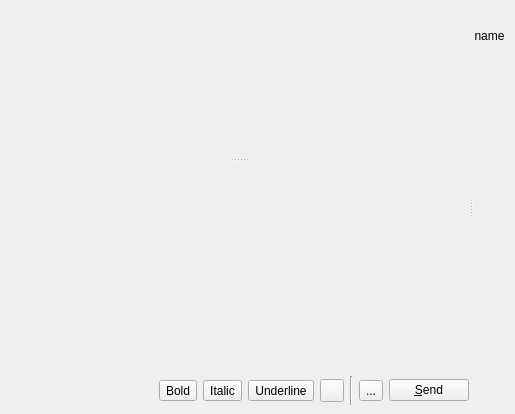
Old version of the form widgets/chatwidget.ui in the repository xmpp-graveyard/jabbim.
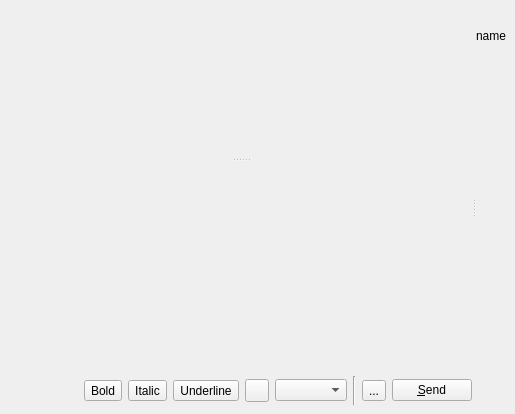
New version of the form. Icons and pictures are not drawn.

Commit message: xhtml -> fontSize

Patch:
```diff
--- a/widgets/chatwidget.ui
+++ b/widgets/chatwidget.ui
@@ -170,6 +170,9 @@
             </property>
            </widget>
           </item>
+          <item>
+           <widget class="QComboBox" name="fontSize" />
+          </item>
           <item>
            <widget class="Line" name="line" >
             <property name="orientation" >
```
The commit also changes 5 other files.
